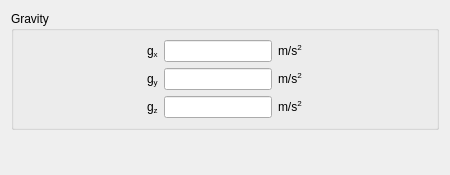
code-saturne/code_saturne, file gui/Pages/BodyForcesForm.ui: the form before one commit.
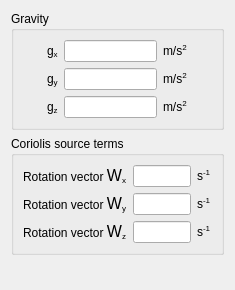
The form after the commit.

```diff
--- a/gui/Pages/BodyForcesForm.ui
+++ b/gui/Pages/BodyForcesForm.ui
@@ -6,8 +6,8 @@
    <rect>
     <x>0</x>
     <y>0</y>
-    <width>450</width>
-    <height>175</height>
+    <width>235</width>
+    <height>290</height>
    </rect>
   </property>
   <property name="minimumSize">
@@ -26,6 +26,19 @@
    <bool>false</bool>
   </property>
   <layout class="QGridLayout">
+   <item row="2" column="0">
+    <spacer>
+     <property name="orientation">
+      <enum>Qt::Vertical</enum>
+     </property>
+     <property name="sizeHint" stdset="0">
+      <size>
+       <width>21</width>
+       <height>16</height>
+      </size>
+     </property>
+    </spacer>
+   </item>
    <item row="0" column="0">
     <widget class="QGroupBox" name="groupBox">
      <property name="sizePolicy">
@@ -48,106 +61,27 @@
       <string>Gravity</string>
      </property>
      <layout class="QGridLayout">
-      <item row="0" column="0">
-       <layout class="QHBoxLayout">
-        <item>
-         <spacer>
-          <property name="orientation">
-           <enum>Qt::Horizontal</enum>
-          </property>
-          <property name="sizeHint" stdset="0">
-           <size>
-            <width>40</width>
-            <height>22</height>
-           </size>
-          </property>
-         </spacer>
-        </item>
-        <item>
-         <layout class="QGridLayout">
-          <item row="0" column="0">
-           <widget class="QLabel" name="labelX">
-            <property name="font">
-             <font>
-              <weight>50</weight>
-              <italic>false</italic>
-              <bold>false</bold>
-             </font>
-            </property>
-            <property name="toolTip">
-             <string>&lt;html&gt;&lt;head/&gt;&lt;body&gt;&lt;p&gt;&lt;span style=&quot; font-size:9pt;&quot;&gt;Define the &lt;/span&gt;&lt;span style=&quot; font-size:9pt; font-weight:600;&quot;&gt;X&lt;/span&gt;&lt;span style=&quot; font-size:9pt;&quot;&gt; component of the gravity.&lt;/span&gt;&lt;/p&gt;&lt;p&gt;&lt;span style=&quot; font-size:9pt;&quot;&gt;(Code_Saturne key word: &lt;/span&gt;&lt;span style=&quot; font-size:9pt; font-weight:600;&quot;&gt;GX&lt;/span&gt;&lt;span style=&quot; font-size:9pt;&quot;&gt;)&lt;/span&gt;&lt;/p&gt;&lt;/body&gt;&lt;/html&gt;</string>
-            </property>
-            <property name="text">
-             <string>g&lt;sub&gt;x&lt;/sub</string>
-            </property>
-           </widget>
-          </item>
-          <item row="0" column="1">
+      <item row="1" column="2">
            <widget class="QLineEdit" name="lineEditX">
             <property name="toolTip">
              <string>&lt;html&gt;&lt;head/&gt;&lt;body&gt;&lt;p&gt;&lt;span style=&quot; font-size:9pt;&quot;&gt;Define the &lt;/span&gt;&lt;span style=&quot; font-size:9pt; font-weight:600;&quot;&gt;X&lt;/span&gt;&lt;span style=&quot; font-size:9pt;&quot;&gt; component of the gravity.&lt;/span&gt;&lt;/p&gt;&lt;p&gt;&lt;span style=&quot; font-size:9pt;&quot;&gt;(Code_Saturne key word: &lt;/span&gt;&lt;span style=&quot; font-size:9pt; font-weight:600;&quot;&gt;GX&lt;/span&gt;&lt;span style=&quot; font-size:9pt;&quot;&gt;)&lt;/span&gt;&lt;/p&gt;&lt;/body&gt;&lt;/html&gt;</string>
             </property>
            </widget>
           </item>
-          <item row="0" column="2">
-           <widget class="QLabel" name="labelUnitX">
-            <property name="font">
-             <font>
-              <weight>50</weight>
-              <italic>false</italic>
-              <bold>false</bold>
-             </font>
-            </property>
-            <property name="toolTip">
-             <string>&lt;html&gt;&lt;head/&gt;&lt;body&gt;&lt;p&gt;&lt;span style=&quot; font-size:9pt;&quot;&gt;Define the &lt;/span&gt;&lt;span style=&quot; font-size:9pt; font-weight:600;&quot;&gt;X&lt;/span&gt;&lt;span style=&quot; font-size:9pt;&quot;&gt; component of the gravity.&lt;/span&gt;&lt;/p&gt;&lt;p&gt;&lt;span style=&quot; font-size:9pt;&quot;&gt;(Code_Saturne key word: &lt;/span&gt;&lt;span style=&quot; font-size:9pt; font-weight:600;&quot;&gt;GX&lt;/span&gt;&lt;span style=&quot; font-size:9pt;&quot;&gt;)&lt;/span&gt;&lt;/p&gt;&lt;/body&gt;&lt;/html&gt;</string>
-            </property>
-            <property name="text">
-             <string>m/s&lt;sup&gt;2&lt;/sup&gt;</string>
-            </property>
-           </widget>
-          </item>
           <item row="1" column="0">
-           <widget class="QLabel" name="labelY">
-            <property name="font">
-             <font>
-              <weight>50</weight>
-              <italic>false</italic>
-              <bold>false</bold>
-             </font>
-            </property>
-            <property name="toolTip">
-             <string>&lt;html&gt;&lt;head/&gt;&lt;body&gt;&lt;p&gt;&lt;span style=&quot; font-size:9pt;&quot;&gt;Define the &lt;/span&gt;&lt;span style=&quot; font-size:9pt; font-weight:600;&quot;&gt;Y&lt;/span&gt;&lt;span style=&quot; font-size:9pt;&quot;&gt; component of the gravity.&lt;/span&gt;&lt;/p&gt;&lt;p&gt;&lt;span style=&quot; font-size:9pt;&quot;&gt;(Code_Saturne key word: &lt;/span&gt;&lt;span style=&quot; font-size:9pt; font-weight:600;&quot;&gt;GY&lt;/span&gt;&lt;span style=&quot; font-size:9pt;&quot;&gt;)&lt;/span&gt;&lt;/p&gt;&lt;/body&gt;&lt;/html&gt;</string>
-            </property>
-            <property name="text">
-             <string>g&lt;sub&gt;y&lt;/sub</string>
-            </property>
-           </widget>
-          </item>
-          <item row="1" column="1">
-           <widget class="QLineEdit" name="lineEditY">
-            <property name="toolTip">
-             <string>&lt;html&gt;&lt;head/&gt;&lt;body&gt;&lt;p&gt;&lt;span style=&quot; font-size:9pt;&quot;&gt;Define the &lt;/span&gt;&lt;span style=&quot; font-size:9pt; font-weight:600;&quot;&gt;Y&lt;/span&gt;&lt;span style=&quot; font-size:9pt;&quot;&gt; component of the gravity.&lt;/span&gt;&lt;/p&gt;&lt;p&gt;&lt;span style=&quot; font-size:9pt;&quot;&gt;(Code_Saturne key word: &lt;/span&gt;&lt;span style=&quot; font-size:9pt; font-weight:600;&quot;&gt;GY&lt;/span&gt;&lt;span style=&quot; font-size:9pt;&quot;&gt;)&lt;/span&gt;&lt;/p&gt;&lt;/body&gt;&lt;/html&gt;</string>
-            </property>
-           </widget>
-          </item>
-          <item row="1" column="2">
-           <widget class="QLabel" name="labelUnitY">
-            <property name="font">
-             <font>
-              <weight>50</weight>
-              <italic>false</italic>
-              <bold>false</bold>
-             </font>
-            </property>
-            <property name="toolTip">
-             <string>&lt;html&gt;&lt;head/&gt;&lt;body&gt;&lt;p&gt;&lt;span style=&quot; font-size:9pt;&quot;&gt;Define the &lt;/span&gt;&lt;span style=&quot; font-size:9pt; font-weight:600;&quot;&gt;Y&lt;/span&gt;&lt;span style=&quot; font-size:9pt;&quot;&gt; component of the gravity.&lt;/span&gt;&lt;/p&gt;&lt;p&gt;&lt;span style=&quot; font-size:9pt;&quot;&gt;(Code_Saturne key word: &lt;/span&gt;&lt;span style=&quot; font-size:9pt; font-weight:600;&quot;&gt;GY&lt;/span&gt;&lt;span style=&quot; font-size:9pt;&quot;&gt;)&lt;/span&gt;&lt;/p&gt;&lt;/body&gt;&lt;/html&gt;</string>
-            </property>
-            <property name="text">
-             <string>m/s&lt;sup&gt;2&lt;/sup&gt;</string>
-            </property>
-           </widget>
-          </item>
-          <item row="2" column="0">
+       <spacer>
+        <property name="orientation">
+         <enum>Qt::Horizontal</enum>
+        </property>
+        <property name="sizeHint" stdset="0">
+         <size>
+          <width>40</width>
+          <height>22</height>
+         </size>
+        </property>
+       </spacer>
+      </item>
+      <item row="3" column="1">
            <widget class="QLabel" name="labelZ">
             <property name="font">
              <font>
@@ -164,14 +98,61 @@
             </property>
            </widget>
           </item>
-          <item row="2" column="1">
+      <item row="1" column="1">
+       <widget class="QLabel" name="labelX">
+        <property name="font">
+         <font>
+          <weight>50</weight>
+          <italic>false</italic>
+          <bold>false</bold>
+         </font>
+        </property>
+        <property name="toolTip">
+         <string>&lt;html&gt;&lt;head/&gt;&lt;body&gt;&lt;p&gt;&lt;span style=&quot; font-size:9pt;&quot;&gt;Define the &lt;/span&gt;&lt;span style=&quot; font-size:9pt; font-weight:600;&quot;&gt;X&lt;/span&gt;&lt;span style=&quot; font-size:9pt;&quot;&gt; component of the gravity.&lt;/span&gt;&lt;/p&gt;&lt;p&gt;&lt;span style=&quot; font-size:9pt;&quot;&gt;(Code_Saturne key word: &lt;/span&gt;&lt;span style=&quot; font-size:9pt; font-weight:600;&quot;&gt;GX&lt;/span&gt;&lt;span style=&quot; font-size:9pt;&quot;&gt;)&lt;/span&gt;&lt;/p&gt;&lt;/body&gt;&lt;/html&gt;</string>
+        </property>
+        <property name="text">
+         <string>g&lt;sub&gt;x&lt;/sub</string>
+        </property>
+       </widget>
+      </item>
+      <item row="2" column="3">
+       <widget class="QLabel" name="labelUnitY">
+        <property name="font">
+         <font>
+          <weight>50</weight>
+          <italic>false</italic>
+          <bold>false</bold>
+         </font>
+        </property>
+        <property name="toolTip">
+         <string>&lt;html&gt;&lt;head/&gt;&lt;body&gt;&lt;p&gt;&lt;span style=&quot; font-size:9pt;&quot;&gt;Define the &lt;/span&gt;&lt;span style=&quot; font-size:9pt; font-weight:600;&quot;&gt;Y&lt;/span&gt;&lt;span style=&quot; font-size:9pt;&quot;&gt; component of the gravity.&lt;/span&gt;&lt;/p&gt;&lt;p&gt;&lt;span style=&quot; font-size:9pt;&quot;&gt;(Code_Saturne key word: &lt;/span&gt;&lt;span style=&quot; font-size:9pt; font-weight:600;&quot;&gt;GY&lt;/span&gt;&lt;span style=&quot; font-size:9pt;&quot;&gt;)&lt;/span&gt;&lt;/p&gt;&lt;/body&gt;&lt;/html&gt;</string>
+        </property>
+        <property name="text">
+         <string>m/s&lt;sup&gt;2&lt;/sup&gt;</string>
+        </property>
+       </widget>
+      </item>
+      <item row="3" column="2">
            <widget class="QLineEdit" name="lineEditZ">
             <property name="toolTip">
              <string>&lt;html&gt;&lt;head/&gt;&lt;body&gt;&lt;p&gt;&lt;span style=&quot; font-size:9pt;&quot;&gt;Define the &lt;/span&gt;&lt;span style=&quot; font-size:9pt; font-weight:600;&quot;&gt;Z&lt;/span&gt;&lt;span style=&quot; font-size:9pt;&quot;&gt; component of the gravity.&lt;/span&gt;&lt;/p&gt;&lt;p&gt;&lt;span style=&quot; font-size:9pt;&quot;&gt;(Code_Saturne key word: &lt;/span&gt;&lt;span style=&quot; font-size:9pt; font-weight:600;&quot;&gt;GZ&lt;/span&gt;&lt;span style=&quot; font-size:9pt;&quot;&gt;)&lt;/span&gt;&lt;/p&gt;&lt;/body&gt;&lt;/html&gt;</string>
             </property>
            </widget>
           </item>
-          <item row="2" column="2">
+      <item row="1" column="4">
+       <spacer>
+        <property name="orientation">
+         <enum>Qt::Horizontal</enum>
+        </property>
+        <property name="sizeHint" stdset="0">
+         <size>
+          <width>40</width>
+          <height>22</height>
+         </size>
+        </property>
+       </spacer>
+      </item>
+      <item row="3" column="3">
            <widget class="QLabel" name="labelUnitZ">
             <property name="font">
              <font>
@@ -188,38 +169,247 @@
             </property>
            </widget>
           </item>
-         </layout>
-        </item>
-        <item>
+      <item row="2" column="1">
+       <widget class="QLabel" name="labelY">
+        <property name="font">
+         <font>
+          <weight>50</weight>
+          <italic>false</italic>
+          <bold>false</bold>
+         </font>
+        </property>
+        <property name="toolTip">
+         <string>&lt;html&gt;&lt;head/&gt;&lt;body&gt;&lt;p&gt;&lt;span style=&quot; font-size:9pt;&quot;&gt;Define the &lt;/span&gt;&lt;span style=&quot; font-size:9pt; font-weight:600;&quot;&gt;Y&lt;/span&gt;&lt;span style=&quot; font-size:9pt;&quot;&gt; component of the gravity.&lt;/span&gt;&lt;/p&gt;&lt;p&gt;&lt;span style=&quot; font-size:9pt;&quot;&gt;(Code_Saturne key word: &lt;/span&gt;&lt;span style=&quot; font-size:9pt; font-weight:600;&quot;&gt;GY&lt;/span&gt;&lt;span style=&quot; font-size:9pt;&quot;&gt;)&lt;/span&gt;&lt;/p&gt;&lt;/body&gt;&lt;/html&gt;</string>
+        </property>
+        <property name="text">
+         <string>g&lt;sub&gt;y&lt;/sub</string>
+        </property>
+       </widget>
+      </item>
+      <item row="2" column="2">
+       <widget class="QLineEdit" name="lineEditY">
+        <property name="toolTip">
+         <string>&lt;html&gt;&lt;head/&gt;&lt;body&gt;&lt;p&gt;&lt;span style=&quot; font-size:9pt;&quot;&gt;Define the &lt;/span&gt;&lt;span style=&quot; font-size:9pt; font-weight:600;&quot;&gt;Y&lt;/span&gt;&lt;span style=&quot; font-size:9pt;&quot;&gt; component of the gravity.&lt;/span&gt;&lt;/p&gt;&lt;p&gt;&lt;span style=&quot; font-size:9pt;&quot;&gt;(Code_Saturne key word: &lt;/span&gt;&lt;span style=&quot; font-size:9pt; font-weight:600;&quot;&gt;GY&lt;/span&gt;&lt;span style=&quot; font-size:9pt;&quot;&gt;)&lt;/span&gt;&lt;/p&gt;&lt;/body&gt;&lt;/html&gt;</string>
+        </property>
+       </widget>
+      </item>
+      <item row="1" column="3">
+       <widget class="QLabel" name="labelUnitX">
+        <property name="font">
+         <font>
+          <weight>50</weight>
+          <italic>false</italic>
+          <bold>false</bold>
+         </font>
+        </property>
+        <property name="toolTip">
+         <string>&lt;html&gt;&lt;head/&gt;&lt;body&gt;&lt;p&gt;&lt;span style=&quot; font-size:9pt;&quot;&gt;Define the &lt;/span&gt;&lt;span style=&quot; font-size:9pt; font-weight:600;&quot;&gt;X&lt;/span&gt;&lt;span style=&quot; font-size:9pt;&quot;&gt; component of the gravity.&lt;/span&gt;&lt;/p&gt;&lt;p&gt;&lt;span style=&quot; font-size:9pt;&quot;&gt;(Code_Saturne key word: &lt;/span&gt;&lt;span style=&quot; font-size:9pt; font-weight:600;&quot;&gt;GX&lt;/span&gt;&lt;span style=&quot; font-size:9pt;&quot;&gt;)&lt;/span&gt;&lt;/p&gt;&lt;/body&gt;&lt;/html&gt;</string>
+        </property>
+        <property name="text">
+         <string>m/s&lt;sup&gt;2&lt;/sup&gt;</string>
+        </property>
+       </widget>
+      </item>
+     </layout>
+    </widget>
+   </item>
+   <item row="1" column="0">
+    <widget class="QGroupBox" name="groupBoxCoriolis">
+     <property name="sizePolicy">
+      <sizepolicy hsizetype="Preferred" vsizetype="Preferred">
+       <horstretch>0</horstretch>
+       <verstretch>0</verstretch>
+      </sizepolicy>
+     </property>
+     <property name="font">
+      <font>
+       <weight>50</weight>
+       <italic>false</italic>
+       <bold>false</bold>
+      </font>
+     </property>
+     <property name="toolTip">
+      <string>&lt;html&gt;&lt;head/&gt;&lt;body&gt;&lt;p&gt;&lt;span style=&quot; font-size:9pt;&quot;&gt;Define Coriolis source terms.&lt;/span&gt;&lt;/p&gt;&lt;/body&gt;&lt;/html&gt;</string>
+     </property>
+     <property name="title">
+      <string>Coriolis source terms</string>
+     </property>
+     <layout class="QGridLayout" name="gridLayout">
+      <item row="1" column="4">
+       <widget class="QLabel" name="labelUnitY_2">
+        <property name="font">
+         <font>
+          <weight>50</weight>
+          <italic>false</italic>
+          <bold>false</bold>
+         </font>
+        </property>
+        <property name="toolTip">
+         <string>&lt;html&gt;&lt;head/&gt;&lt;body&gt;&lt;p&gt;&lt;span style=&quot; font-size:9pt;&quot;&gt;Define the &lt;/span&gt;&lt;span style=&quot; font-size:9pt; font-weight:600;&quot;&gt;Y&lt;/span&gt;&lt;span style=&quot; font-size:9pt;&quot;&gt; component of the rotation vector Omega.&lt;/span&gt;&lt;/p&gt;&lt;p&gt;&lt;span style=&quot; font-size:9pt;&quot;&gt;(Code_Saturne key word: &lt;/span&gt;&lt;span style=&quot; font-size:9pt; font-weight:600;&quot;&gt;OMEGAY&lt;/span&gt;&lt;span style=&quot; font-size:9pt;&quot;&gt;)&lt;/span&gt;&lt;/p&gt;&lt;/body&gt;&lt;/html&gt;</string>
+        </property>
+        <property name="text">
+         <string>&lt;!DOCTYPE HTML PUBLIC &quot;-//W3C//DTD HTML 4.0//EN&quot; &quot;http://www.w3.org/TR/REC-html40/strict.dtd&quot;&gt;
+&lt;html&gt;&lt;head&gt;&lt;meta name=&quot;qrichtext&quot; content=&quot;1&quot; /&gt;&lt;style type=&quot;text/css&quot;&gt;
+p, li { white-space: pre-wrap; }
+&lt;/style&gt;&lt;/head&gt;&lt;body style=&quot; font-family:'Sans Serif'; font-size:9pt; font-weight:400; font-style:normal;&quot;&gt;
+&lt;p style=&quot; margin-top:0px; margin-bottom:0px; margin-left:0px; margin-right:0px; -qt-block-indent:0; text-indent:0px;&quot;&gt;s&lt;span style=&quot; vertical-align:super;&quot;&gt;-1&lt;/span&gt;&lt;/p&gt;&lt;/body&gt;&lt;/html&gt;</string>
+        </property>
+       </widget>
+      </item>
+      <item row="3" column="1">
+       <widget class="QLabel" name="labelOMEGAXZ">
+        <property name="font">
+         <font>
+          <weight>50</weight>
+          <italic>false</italic>
+          <bold>false</bold>
+         </font>
+        </property>
+        <property name="toolTip">
+         <string>&lt;html&gt;&lt;head/&gt;&lt;body&gt;&lt;p&gt;&lt;span style=&quot; font-size:9pt;&quot;&gt;Define the &lt;/span&gt;&lt;span style=&quot; font-size:9pt; font-weight:600;&quot;&gt;Z&lt;/span&gt;&lt;span style=&quot; font-size:9pt;&quot;&gt; component of the rotation vector Omega.&lt;/span&gt;&lt;/p&gt;&lt;p&gt;&lt;span style=&quot; font-size:9pt;&quot;&gt;(Code_Saturne key word: &lt;/span&gt;&lt;span style=&quot; font-size:9pt; font-weight:600;&quot;&gt;OMEGAZ&lt;/span&gt;&lt;span style=&quot; font-size:9pt;&quot;&gt;)&lt;/span&gt;&lt;/p&gt;&lt;/body&gt;&lt;/html&gt;</string>
+        </property>
+        <property name="text">
+         <string>&lt;!DOCTYPE HTML PUBLIC &quot;-//W3C//DTD HTML 4.0//EN&quot; &quot;http://www.w3.org/TR/REC-html40/strict.dtd&quot;&gt;
+&lt;html&gt;&lt;head&gt;&lt;meta name=&quot;qrichtext&quot; content=&quot;1&quot; /&gt;&lt;style type=&quot;text/css&quot;&gt;
+p, li { white-space: pre-wrap; }
+&lt;/style&gt;&lt;/head&gt;&lt;body style=&quot; font-family:'Noto Sans'; font-size:10pt; font-weight:400; font-style:normal;&quot;&gt;
+&lt;p style=&quot; margin-top:0px; margin-bottom:0px; margin-left:0px; margin-right:0px; -qt-block-indent:0; text-indent:0px;&quot;&gt;&lt;span style=&quot; font-family:'Sans Serif'; font-size:9pt;&quot;&gt;Rotation vector &lt;/span&gt;&lt;span style=&quot; font-family:'Symbol'; font-size:12pt;&quot;&gt;W&lt;/span&gt;&lt;span style=&quot; font-family:'Sans Serif'; font-size:9pt; vertical-align:sub;&quot;&gt;z&lt;/span&gt;&lt;/p&gt;&lt;/body&gt;&lt;/html&gt;</string>
+        </property>
+       </widget>
+      </item>
+      <item row="2" column="4">
+       <widget class="QLabel" name="labelUnitX_2">
+        <property name="font">
+         <font>
+          <weight>50</weight>
+          <italic>false</italic>
+          <bold>false</bold>
+         </font>
+        </property>
+        <property name="toolTip">
+         <string>&lt;html&gt;&lt;head/&gt;&lt;body&gt;&lt;p&gt;&lt;span style=&quot; font-size:9pt;&quot;&gt;Define the &lt;/span&gt;&lt;span style=&quot; font-size:9pt; font-weight:600;&quot;&gt;X&lt;/span&gt;&lt;span style=&quot; font-size:9pt;&quot;&gt; component of the rotation vector Omega.&lt;/span&gt;&lt;/p&gt;&lt;p&gt;&lt;span style=&quot; font-size:9pt;&quot;&gt;(Code_Saturne key word: &lt;/span&gt;&lt;span style=&quot; font-size:9pt; font-weight:600;&quot;&gt;OMEGAX&lt;/span&gt;&lt;span style=&quot; font-size:9pt;&quot;&gt;)&lt;/span&gt;&lt;/p&gt;&lt;/body&gt;&lt;/html&gt;</string>
+        </property>
+        <property name="text">
+         <string>&lt;!DOCTYPE HTML PUBLIC &quot;-//W3C//DTD HTML 4.0//EN&quot; &quot;http://www.w3.org/TR/REC-html40/strict.dtd&quot;&gt;
+&lt;html&gt;&lt;head&gt;&lt;meta name=&quot;qrichtext&quot; content=&quot;1&quot; /&gt;&lt;style type=&quot;text/css&quot;&gt;
+p, li { white-space: pre-wrap; }
+&lt;/style&gt;&lt;/head&gt;&lt;body style=&quot; font-family:'Sans Serif'; font-size:9pt; font-weight:400; font-style:normal;&quot;&gt;
+&lt;p style=&quot; margin-top:0px; margin-bottom:0px; margin-left:0px; margin-right:0px; -qt-block-indent:0; text-indent:0px;&quot;&gt;s&lt;span style=&quot; vertical-align:super;&quot;&gt;-1&lt;/span&gt;&lt;/p&gt;&lt;/body&gt;&lt;/html&gt;</string>
+        </property>
+       </widget>
+      </item>
+      <item row="2" column="1">
+       <widget class="QLabel" name="labelOMEGAXY">
+        <property name="font">
+         <font>
+          <weight>50</weight>
+          <italic>false</italic>
+          <bold>false</bold>
+         </font>
+        </property>
+        <property name="toolTip">
+         <string>&lt;html&gt;&lt;head/&gt;&lt;body&gt;&lt;p&gt;&lt;span style=&quot; font-size:9pt;&quot;&gt;Define the &lt;/span&gt;&lt;span style=&quot; font-size:9pt; font-weight:600;&quot;&gt;Y&lt;/span&gt;&lt;span style=&quot; font-size:9pt;&quot;&gt; component of the rotation vector Omega.&lt;/span&gt;&lt;/p&gt;&lt;p&gt;&lt;span style=&quot; font-size:9pt;&quot;&gt;(Code_Saturne key word: &lt;/span&gt;&lt;span style=&quot; font-size:9pt; font-weight:600;&quot;&gt;OMEGAY&lt;/span&gt;&lt;span style=&quot; font-size:9pt;&quot;&gt;)&lt;/span&gt;&lt;/p&gt;&lt;/body&gt;&lt;/html&gt;</string>
+        </property>
+        <property name="text">
+         <string>&lt;!DOCTYPE HTML PUBLIC &quot;-//W3C//DTD HTML 4.0//EN&quot; &quot;http://www.w3.org/TR/REC-html40/strict.dtd&quot;&gt;
+&lt;html&gt;&lt;head&gt;&lt;meta name=&quot;qrichtext&quot; content=&quot;1&quot; /&gt;&lt;style type=&quot;text/css&quot;&gt;
+p, li { white-space: pre-wrap; }
+&lt;/style&gt;&lt;/head&gt;&lt;body style=&quot; font-family:'Noto Sans'; font-size:10pt; font-weight:400; font-style:normal;&quot;&gt;
+&lt;p style=&quot; margin-top:0px; margin-bottom:0px; margin-left:0px; margin-right:0px; -qt-block-indent:0; text-indent:0px;&quot;&gt;&lt;span style=&quot; font-family:'Sans Serif'; font-size:9pt;&quot;&gt;Rotation vector &lt;/span&gt;&lt;span style=&quot; font-family:'Symbol'; font-size:12pt;&quot;&gt;W&lt;/span&gt;&lt;span style=&quot; font-family:'Sans Serif'; font-size:9pt; vertical-align:sub;&quot;&gt;y&lt;/span&gt;&lt;/p&gt;&lt;/body&gt;&lt;/html&gt;</string>
+        </property>
+       </widget>
+      </item>
+      <item row="1" column="2">
+       <widget class="QLineEdit" name="lineEditOMEGAX">
+        <property name="toolTip">
+         <string>&lt;html&gt;&lt;head/&gt;&lt;body&gt;&lt;p&gt;&lt;span style=&quot; font-size:9pt;&quot;&gt;Define the &lt;/span&gt;&lt;span style=&quot; font-size:9pt; font-weight:600;&quot;&gt;X&lt;/span&gt;&lt;span style=&quot; font-size:9pt;&quot;&gt; component of the rotation vector Omega.&lt;/span&gt;&lt;/p&gt;&lt;p&gt;&lt;span style=&quot; font-size:9pt;&quot;&gt;(Code_Saturne key word: &lt;/span&gt;&lt;span style=&quot; font-size:9pt; font-weight:600;&quot;&gt;OMEGAX&lt;/span&gt;&lt;span style=&quot; font-size:9pt;&quot;&gt;)&lt;/span&gt;&lt;/p&gt;&lt;/body&gt;&lt;/html&gt;</string>
+        </property>
+       </widget>
+      </item>
+      <item row="1" column="1">
+       <widget class="QLabel" name="labelOMEGAXX">
+        <property name="font">
+         <font>
+          <weight>50</weight>
+          <italic>false</italic>
+          <bold>false</bold>
+         </font>
+        </property>
+        <property name="toolTip">
+         <string>&lt;html&gt;&lt;head/&gt;&lt;body&gt;&lt;p&gt;&lt;span style=&quot; font-size:9pt;&quot;&gt;Define the &lt;/span&gt;&lt;span style=&quot; font-size:9pt; font-weight:600;&quot;&gt;X&lt;/span&gt;&lt;span style=&quot; font-size:9pt;&quot;&gt; component of the rotation vector Omega.&lt;/span&gt;&lt;/p&gt;&lt;p&gt;&lt;span style=&quot; font-size:9pt;&quot;&gt;(Code_Saturne key word: &lt;/span&gt;&lt;span style=&quot; font-size:9pt; font-weight:600;&quot;&gt;OMEGAX&lt;/span&gt;&lt;span style=&quot; font-size:9pt;&quot;&gt;)&lt;/span&gt;&lt;/p&gt;&lt;/body&gt;&lt;/html&gt;</string>
+        </property>
+        <property name="text">
+         <string>&lt;!DOCTYPE HTML PUBLIC &quot;-//W3C//DTD HTML 4.0//EN&quot; &quot;http://www.w3.org/TR/REC-html40/strict.dtd&quot;&gt;
+&lt;html&gt;&lt;head&gt;&lt;meta name=&quot;qrichtext&quot; content=&quot;1&quot; /&gt;&lt;style type=&quot;text/css&quot;&gt;
+p, li { white-space: pre-wrap; }
+&lt;/style&gt;&lt;/head&gt;&lt;body style=&quot; font-family:'Noto Sans'; font-size:10pt; font-weight:400; font-style:normal;&quot;&gt;
+&lt;p style=&quot; margin-top:0px; margin-bottom:0px; margin-left:0px; margin-right:0px; -qt-block-indent:0; text-indent:0px;&quot;&gt;&lt;span style=&quot; font-family:'Sans Serif'; font-size:9pt;&quot;&gt;Rotation vector &lt;/span&gt;&lt;span style=&quot; font-family:'Symbol'; font-size:12pt;&quot;&gt;W&lt;/span&gt;&lt;span style=&quot; font-family:'Sans Serif'; font-size:9pt; vertical-align:sub;&quot;&gt;x&lt;/span&gt;&lt;/p&gt;&lt;/body&gt;&lt;/html&gt;</string>
+        </property>
+       </widget>
+      </item>
+      <item row="3" column="2">
+       <widget class="QLineEdit" name="lineEditOMEGAZ">
+        <property name="toolTip">
+         <string>&lt;html&gt;&lt;head/&gt;&lt;body&gt;&lt;p&gt;&lt;span style=&quot; font-size:9pt;&quot;&gt;Define the &lt;/span&gt;&lt;span style=&quot; font-size:9pt; font-weight:600;&quot;&gt;Z&lt;/span&gt;&lt;span style=&quot; font-size:9pt;&quot;&gt; component of the rotation vector Omega.&lt;/span&gt;&lt;/p&gt;&lt;p&gt;&lt;span style=&quot; font-size:9pt;&quot;&gt;(Code_Saturne key word: &lt;/span&gt;&lt;span style=&quot; font-size:9pt; font-weight:600;&quot;&gt;OMEGAZ&lt;/span&gt;&lt;span style=&quot; font-size:9pt;&quot;&gt;)&lt;/span&gt;&lt;/p&gt;&lt;/body&gt;&lt;/html&gt;</string>
+        </property>
+       </widget>
+      </item>
+      <item row="2" column="2">
+       <widget class="QLineEdit" name="lineEditOMEGAY">
+        <property name="toolTip">
+         <string>&lt;html&gt;&lt;head/&gt;&lt;body&gt;&lt;p&gt;&lt;span style=&quot; font-size:9pt;&quot;&gt;Define the &lt;/span&gt;&lt;span style=&quot; font-size:9pt; font-weight:600;&quot;&gt;Y&lt;/span&gt;&lt;span style=&quot; font-size:9pt;&quot;&gt; component of the rotation vector Omega.&lt;/span&gt;&lt;/p&gt;&lt;p&gt;&lt;span style=&quot; font-size:9pt;&quot;&gt;(Code_Saturne key word: &lt;/span&gt;&lt;span style=&quot; font-size:9pt; font-weight:600;&quot;&gt;OMEGAY&lt;/span&gt;&lt;span style=&quot; font-size:9pt;&quot;&gt;)&lt;/span&gt;&lt;/p&gt;&lt;/body&gt;&lt;/html&gt;</string>
+        </property>
+       </widget>
+      </item>
+      <item row="3" column="4">
+       <widget class="QLabel" name="labelUnitZ_2">
+        <property name="font">
+         <font>
+          <weight>50</weight>
+          <italic>false</italic>
+          <bold>false</bold>
+         </font>
+        </property>
+        <property name="toolTip">
+         <string>&lt;html&gt;&lt;head/&gt;&lt;body&gt;&lt;p&gt;&lt;span style=&quot; font-size:9pt;&quot;&gt;Define the &lt;/span&gt;&lt;span style=&quot; font-size:9pt; font-weight:600;&quot;&gt;Z&lt;/span&gt;&lt;span style=&quot; font-size:9pt;&quot;&gt; component of the rotation vector Omega.&lt;/span&gt;&lt;/p&gt;&lt;p&gt;&lt;span style=&quot; font-size:9pt;&quot;&gt;(Code_Saturne key word: &lt;/span&gt;&lt;span style=&quot; font-size:9pt; font-weight:600;&quot;&gt;OMEGAZ&lt;/span&gt;&lt;span style=&quot; font-size:9pt;&quot;&gt;)&lt;/span&gt;&lt;/p&gt;&lt;/body&gt;&lt;/html&gt;</string>
+        </property>
+        <property name="text">
+         <string>&lt;!DOCTYPE HTML PUBLIC &quot;-//W3C//DTD HTML 4.0//EN&quot; &quot;http://www.w3.org/TR/REC-html40/strict.dtd&quot;&gt;
+&lt;html&gt;&lt;head&gt;&lt;meta name=&quot;qrichtext&quot; content=&quot;1&quot; /&gt;&lt;style type=&quot;text/css&quot;&gt;
+p, li { white-space: pre-wrap; }
+&lt;/style&gt;&lt;/head&gt;&lt;body style=&quot; font-family:'Sans Serif'; font-size:9pt; font-weight:400; font-style:normal;&quot;&gt;
+&lt;p style=&quot; margin-top:0px; margin-bottom:0px; margin-left:0px; margin-right:0px; -qt-block-indent:0; text-indent:0px;&quot;&gt;s&lt;span style=&quot; vertical-align:super;&quot;&gt;-1&lt;/span&gt;&lt;/p&gt;&lt;/body&gt;&lt;/html&gt;</string>
+        </property>
+       </widget>
+      </item>
+      <item row="1" column="5">
          <spacer>
           <property name="orientation">
            <enum>Qt::Horizontal</enum>
           </property>
           <property name="sizeHint" stdset="0">
            <size>
-            <width>40</width>
-            <height>22</height>
+          <width>13</width>
+          <height>5</height>
            </size>
           </property>
          </spacer>
         </item>
-       </layout>
-      </item>
-     </layout>
-    </widget>
-   </item>
    <item row="1" column="0">
     <spacer>
      <property name="orientation">
-      <enum>Qt::Vertical</enum>
+         <enum>Qt::Horizontal</enum>
      </property>
      <property name="sizeHint" stdset="0">
       <size>
-       <width>21</width>
-       <height>16</height>
+          <width>13</width>
+          <height>5</height>
       </size>
      </property>
     </spacer>
+      </item>
+     </layout>
+    </widget>
    </item>
   </layout>
  </widget>
```
Lines whose indentation alone changed are shown as unchanged.
